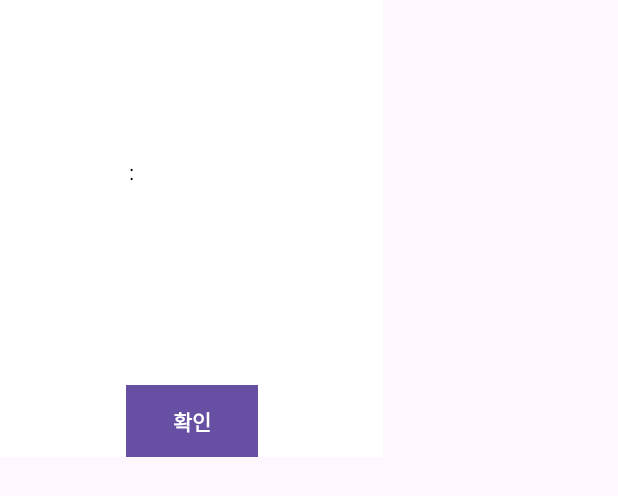
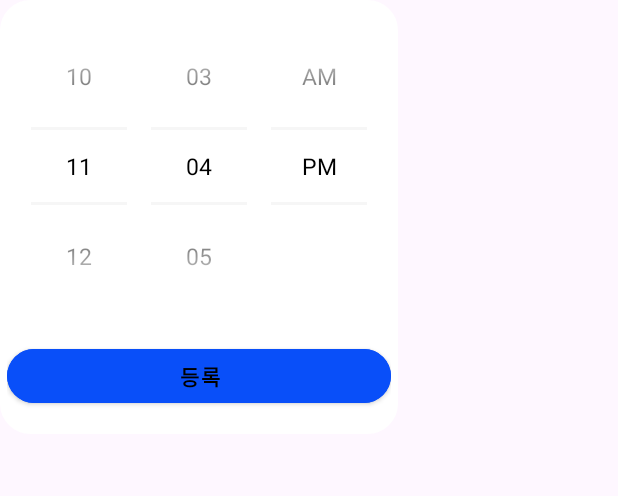
Before and after one commit to 2023-SMHRD-KDT-AI-3/Fainds, an Android app: the layout activity_work_popup.xml on its own in the app's theme, with its tools: preview values and no code run, on a phone screen of 412 x 824 dp. Shown: the top 496 px of the screen. Run offline under Robolectric (Android 15) with nearby library versions, the phone set to English and light mode, and no system bars; network calls fail.

Commit message:
시간 팝업 수정

```diff
--- /dev/null
+++ b/app/src/main/java/com/example/faindsapplication/Banner/BannerAdapter.java
@@ -0,0 +1,4 @@
+package com.example.faindsapplication.Banner;
+
+public class BannerAdapter {
+}
--- /dev/null
+++ b/app/src/main/res/drawable/work_round_popup.xml
@@ -0,0 +1,16 @@
+<?xml version="1.0" encoding="utf-8"?>
+<shape xmlns:android="http://schemas.android.com/apk/res/android"
+    android:shape="rectangle">
+    <stroke android:width="10dp"
+        android:color="@color/white"/>
+    <padding android:left="5dp"
+        android:top="5dp"
+        android:bottom="5dp"
+        android:right="5dp"/>
+    <solid android:color="@color/white"/>
+    <corners android:radius="15dp"/>
+
+
+
+
+</shape>
--- a/app/src/main/res/layout/activity_work_popup.xml
+++ b/app/src/main/res/layout/activity_work_popup.xml
@@ -4,32 +4,32 @@
     xmlns:tools="http://schemas.android.com/tools"
     android:layout_width="wrap_content"
     android:layout_height="wrap_content"
-    android:background="@color/white"
+    android:background="@drawable/work_round_popup"
+    android:theme="@style/WorkTheme"
     tools:context=".WorkPopupActivity">
 
     <TimePicker
         android:id="@+id/workTime"
         android:layout_width="wrap_content"
         android:layout_height="wrap_content"
-        android:background="@color/transparent"
+        android:theme="@style/workPopup"
         android:timePickerMode="spinner"
-        app:layout_constraintBottom_toBottomOf="parent"
+
         app:layout_constraintEnd_toEndOf="parent"
-        app:layout_constraintHorizontal_bias="0.496"
         app:layout_constraintStart_toStartOf="parent"
-        app:layout_constraintTop_toTopOf="parent"
-        android:theme="@style/WorkTheme"
-        app:layout_constraintVertical_bias="0.092" />
+        app:layout_constraintTop_toTopOf="parent" />
+
 
     <Button
         android:id="@+id/workBtn"
-        android:layout_width="88dp"
+        android:layout_width="0dp"
         android:layout_height="wrap_content"
-        android:layout_marginTop="36dp"
-        android:background="@color/btnBlue1"
-        android:text="확인"
-        android:textColor="@color/white"
+        android:layout_marginTop="10dp"
+        android:layout_marginBottom="10dp"
+        android:backgroundTint="@color/btnBlue1"
+        android:text="등록"
         android:textStyle="bold"
+        app:cornerRadius="20dp"
         app:layout_constraintBottom_toBottomOf="parent"
         app:layout_constraintEnd_toEndOf="@+id/workTime"
         app:layout_constraintStart_toStartOf="@+id/workTime"
--- a/app/src/main/res/values/styles.xml
+++ b/app/src/main/res/values/styles.xml
@@ -9,10 +9,16 @@
     <style name="WorkTheme" parent="@style/Theme.AppCompat.Dialog">
         <item name="windowNoTitle">true</item>
         <item name="windowActionBar">true</item>
-        <item name="android:textColor">@color/black</item>
+        <item name="background">@color/transparent</item>
+        <item name="android:windowBackground">@color/transparent</item>
+
+
     </style>
-    <style name="timepickerTheme">
+    <style name="workPopup">
         <item name="android:textSize">15sp</item>
         <item name="android:textColorPrimary">@color/black</item>
+        <item name="android:windowBackground">@color/transparent</item>
+        <!--숫자 구분선 색상 변경-->
+        <item name="colorControlNormal">@color/background</item>
     </style>
 </resources>
--- a/app/src/main/res/values/themes.xml
+++ b/app/src/main/res/values/themes.xml
@@ -8,4 +8,6 @@
     </style>
 
     <style name="Theme.FAINDSApplication" parent="Base.Theme.FAINDSApplication" />
+
+
 </resources>
```
Also changed, not shown: app/src/main/res/layout/activity_calender_detail.xml (+23 -4 lines).
